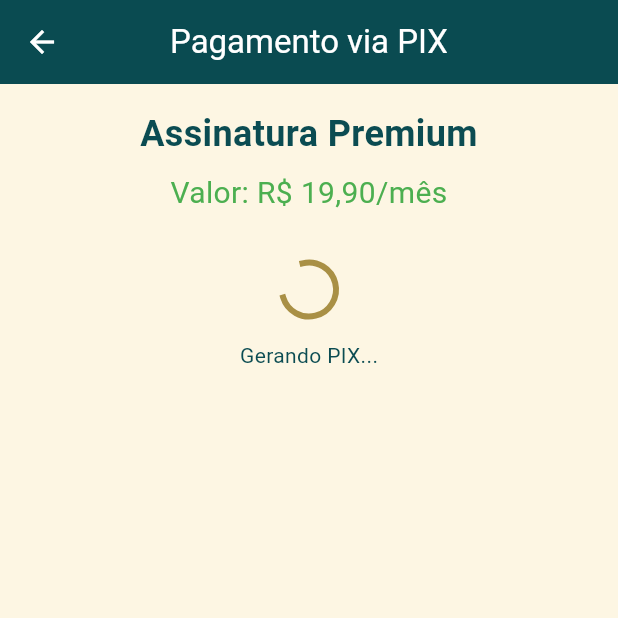
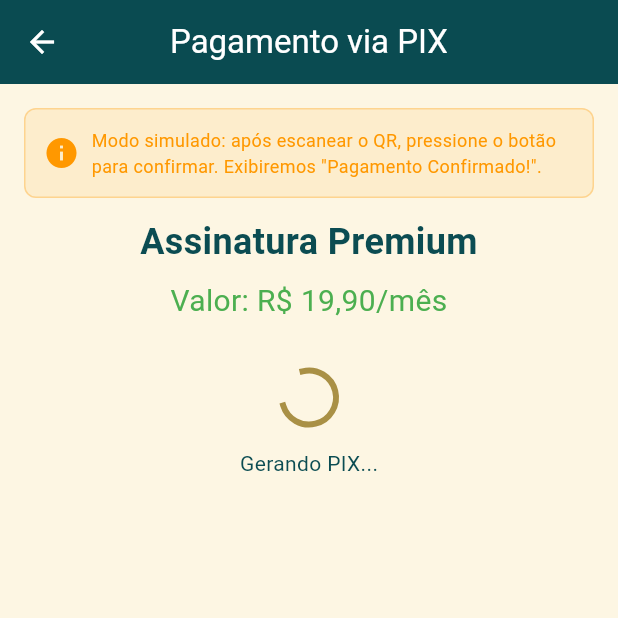
Before and after one commit to GuiNardiSS/Mais-Vida-em-Nossas-Vidas, a Flutter app: the PagamentoPixPage screen opened directly, on a phone screen of 412 x 824 dp, the top half of it. Run offline on Flutter 3.47's test engine with Material 3 defaults, Android fonts, the phone set to English and light mode, and no system bars; our stand-ins replace audioplayers, flutter_local_notifications, font_awesome_flutter, mask_text_input_formatter, qr_flutter, shared_preferences and 1 more; missing offline and left inert: flutter_stripe; accounts and stored records are empty.

Commit message:
chore: ajustes finais de áudio e textos PIX

```diff
--- a/lib/pages/pagamento_pix.dart
+++ b/lib/pages/pagamento_pix.dart
@@ -100,7 +100,7 @@
           children: [
             Icon(Icons.check_circle, color: Colors.green, size: 32),
             SizedBox(width: 12),
-            Text('Pagamento Confirmado!'),
+            Text('Pagamento confirmado!'),
           ],
         ),
         content: Column(
@@ -139,6 +139,27 @@
         child: Column(
           crossAxisAlignment: CrossAxisAlignment.stretch,
           children: [
+            Container(
+              padding: const EdgeInsets.all(12),
+              margin: const EdgeInsets.only(bottom: 12),
+              decoration: BoxDecoration(
+                color: Colors.orange.withValues(alpha: 0.1),
+                borderRadius: BorderRadius.circular(8),
+                border: Border.all(color: Colors.orange.withValues(alpha: 0.3)),
+              ),
+              child: const Row(
+                children: [
+                  Icon(Icons.info, color: Colors.orange),
+                  SizedBox(width: 8),
+                  Expanded(
+                    child: Text(
+                      'Modo simulado: após escanear o QR, pressione o botão para confirmar. Exibiremos "Pagamento Confirmado!".',
+                      style: TextStyle(fontSize: 12, color: Colors.orange),
+                    ),
+                  ),
+                ],
+              ),
+            ),
             // Cabeçalho
             const Text(
               'Assinatura Premium',
@@ -176,7 +197,7 @@
                         color: Colors.green, size: 64),
                     const SizedBox(height: 16),
                     const Text(
-                      'Pagamento Confirmado!',
+                      'Pagamento confirmado!',
                       style:
                           TextStyle(fontSize: 20, fontWeight: FontWeight.bold),
                     ),
```
Also changed, not shown: lib/services/audio_service.dart (+10 -1 lines).
